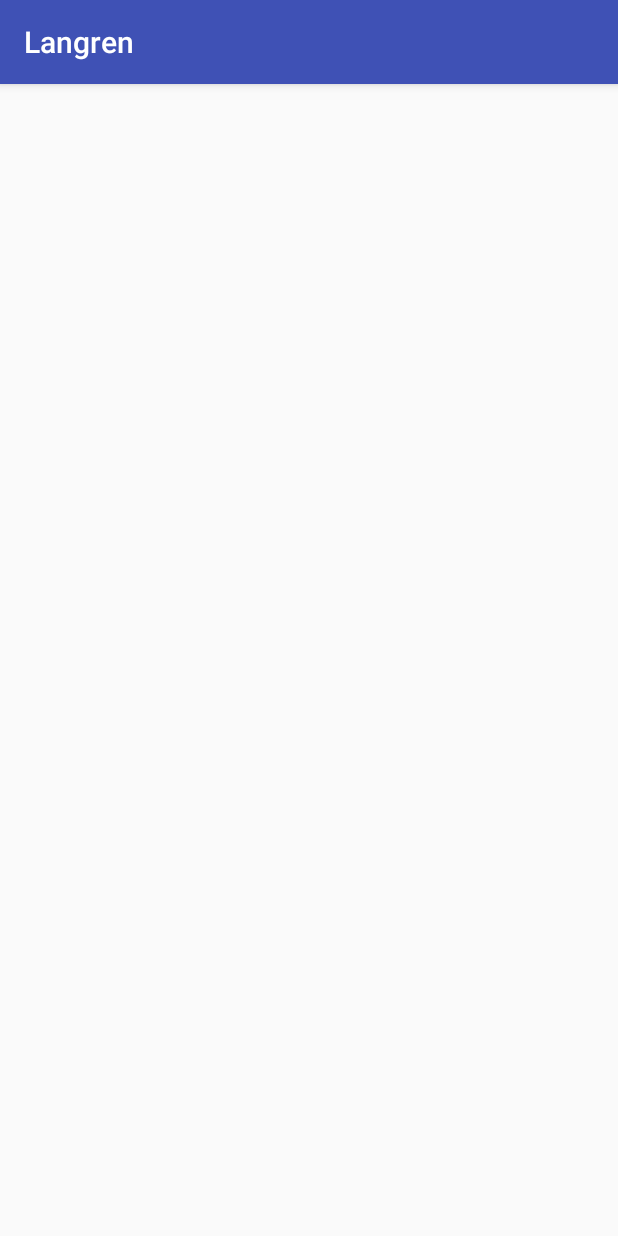
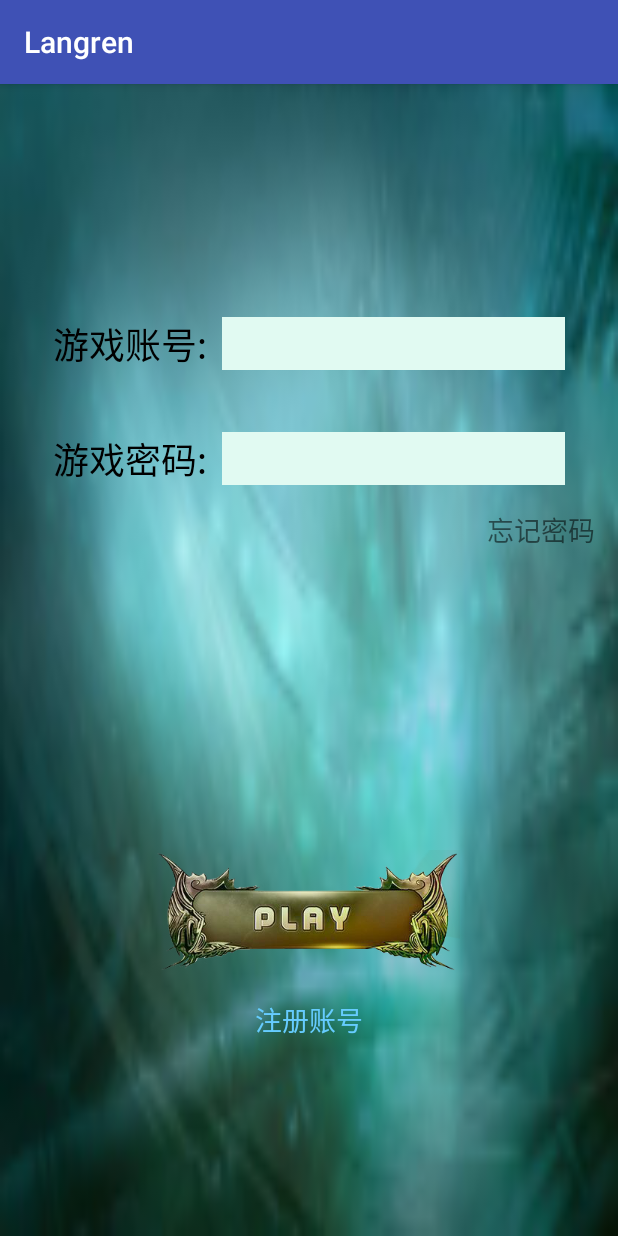
Before and after one commit to SuPair/langren, an Android app: the LoginActivty screen opened directly, with no data from a screen before it, on a phone screen of 412 x 824 dp. Run offline under Robolectric (Android 15) with nearby library versions, the phone set to English and light mode, and no system bars; libraries missing offline, so code that uses them is left out: com.parse.

Commit message:
登录 注册 修改了一些

```diff
--- a/app/src/main/java/com/jinhanyu/jack/langren/ui/LoginActivty.java
+++ b/app/src/main/java/com/jinhanyu/jack/langren/ui/LoginActivty.java
@@ -1,15 +1,75 @@
 package com.jinhanyu.jack.langren.ui;
 
+import android.content.Intent;
+import android.os.Bundle;
 import android.support.v7.app.AppCompatActivity;
-import android.os.Bundle;
+import android.view.View;
+import android.widget.EditText;
+import android.widget.ImageButton;
+import android.widget.TextView;
+import android.widget.Toast;
 
 import com.jinhanyu.jack.langren.R;
+import com.parse.LogInCallback;
+import com.parse.ParseException;
+import com.parse.ParseUser;
 
-public class LoginActivty extends AppCompatActivity {
+public class LoginActivty extends AppCompatActivity implements View.OnClickListener {
+    private EditText game_number;
+    private EditText game_password;
+    private TextView forget_password;
+    private ImageButton game_login;
+    private TextView game_register;
 
     @Override
     protected void onCreate(Bundle savedInstanceState) {
         super.onCreate(savedInstanceState);
         setContentView(R.layout.login);
+
+        game_number = (EditText) findViewById(R.id.game_number);
+        game_password = (EditText) findViewById(R.id.game_password);
+        forget_password = (TextView) findViewById(R.id.forget_password);
+        game_login = (ImageButton) findViewById(R.id.game_login);
+        game_register = (TextView) findViewById(R.id.game_register);
+
+
+        forget_password.setOnClickListener(this);
+        game_login.setOnClickListener(this);
+        game_register.setOnClickListener(this);
+    }
+
+    @Override
+    public void onClick(View v) {
+          switch (v.getId()){
+              case R.id.forget_password:
+
+                  break;
+              case R.id.game_login:
+
+                  String username= game_number.getText().toString();
+                  String password = game_password.getText().toString();
+                  ParseUser.logInInBackground(username, password, new LogInCallback() {
+                      @Override
+                      public void done(ParseUser user, ParseException e) {
+                          if(e!=null){
+                              Toast.makeText(LoginActivty.this, "登录失败", Toast.LENGTH_SHORT).show();
+                          }
+                          else {
+
+                          }
+                      }
+                  });
+
+
+
+
+                  Intent intent1 = new Intent(this,SelectRoomActivity.class);
+                  startActivity(intent1);
+                  break;
+              case R.id.game_register:
+                  Intent intent = new Intent(this,UserNameActivity.class);
+                  startActivity(intent);
+                  break;
+          }
     }
 }
--- a/app/src/main/res/layout/login.xml
+++ b/app/src/main/res/layout/login.xml
@@ -1,12 +1,97 @@
 <?xml version="1.0" encoding="utf-8"?>
-<RelativeLayout xmlns:android="http://schemas.android.com/apk/res/android"
-    xmlns:tools="http://schemas.android.com/tools"
+<LinearLayout xmlns:android="http://schemas.android.com/apk/res/android"
     android:layout_width="match_parent"
     android:layout_height="match_parent"
-    android:paddingBottom="@dimen/activity_vertical_margin"
-    android:paddingLeft="@dimen/activity_horizontal_margin"
-    android:paddingRight="@dimen/activity_horizontal_margin"
-    android:paddingTop="@dimen/activity_vertical_margin"
-    tools:context="com.jinhanyu.jack.langren.ui.LoginActivty">
+    android:background="@mipmap/backgtound"
+    android:orientation="vertical">
 
-</RelativeLayout>
+    <LinearLayout
+        android:layout_width="match_parent"
+        android:layout_height="wrap_content"
+        android:layout_marginTop="140dp"
+        android:orientation="horizontal"
+        android:padding="15dp">
+
+        <TextView
+            android:layout_width="wrap_content"
+            android:layout_height="wrap_content"
+            android:layout_gravity="center"
+            android:layout_marginLeft="20dp"
+            android:inputType="text"
+            android:text="游戏账号:"
+            android:textColor="#000000"
+            android:textSize="24sp" />
+
+        <EditText
+            android:id="@+id/game_number"
+            android:layout_width="match_parent"
+            android:layout_height="wrap_content"
+            android:layout_gravity="center"
+            android:layout_marginLeft="10dp"
+            android:layout_marginRight="20dp"
+            android:background="#e1faf2"
+            android:maxLength="11"
+            android:maxLines="1"
+            android:padding="5dp" />
+    </LinearLayout>
+
+    <LinearLayout
+        android:layout_width="match_parent"
+        android:layout_height="wrap_content"
+        android:layout_marginTop="10dp"
+        android:orientation="horizontal"
+        android:padding="15dp">
+
+        <TextView
+            android:layout_width="wrap_content"
+            android:layout_height="wrap_content"
+            android:layout_gravity="center"
+            android:layout_marginLeft="20dp"
+            android:text="游戏密码:"
+            android:textColor="#000000"
+            android:textSize="24sp" />
+
+        <EditText
+            android:id="@+id/game_password"
+            android:layout_width="match_parent"
+            android:layout_height="wrap_content"
+            android:layout_gravity="center"
+            android:layout_marginLeft="10dp"
+            android:layout_marginRight="20dp"
+            android:background="#e1faf2"
+            android:inputType="numberPassword"
+            android:maxLength="6"
+            android:maxLines="1"
+            android:padding="5dp" />
+    </LinearLayout>
+
+    <TextView
+        android:id="@+id/forget_password"
+        android:layout_width="wrap_content"
+        android:layout_height="wrap_content"
+        android:layout_gravity="end"
+        android:layout_marginRight="15dp"
+        android:text="忘记密码"
+        android:textSize="18sp" />
+
+    <ImageButton
+        android:id="@+id/game_login"
+        android:layout_width="wrap_content"
+        android:layout_height="wrap_content"
+        android:layout_gravity="center"
+        android:background="@null"
+        android:layout_marginTop="200dp"
+        android:src="@mipmap/startbutton" />
+
+    <TextView
+        android:id="@+id/game_register"
+        android:layout_width="wrap_content"
+        android:layout_height="wrap_content"
+        android:layout_gravity="center"
+        android:layout_marginTop="15dp"
+        android:textColor="#66ccff"
+        android:text="注册账号"
+        android:textSize="18sp" />
+
+
+</LinearLayout>
```
Also changed, not shown: app/src/main/res/layout/logon_main.xml (deleted, +0 -92 lines).
